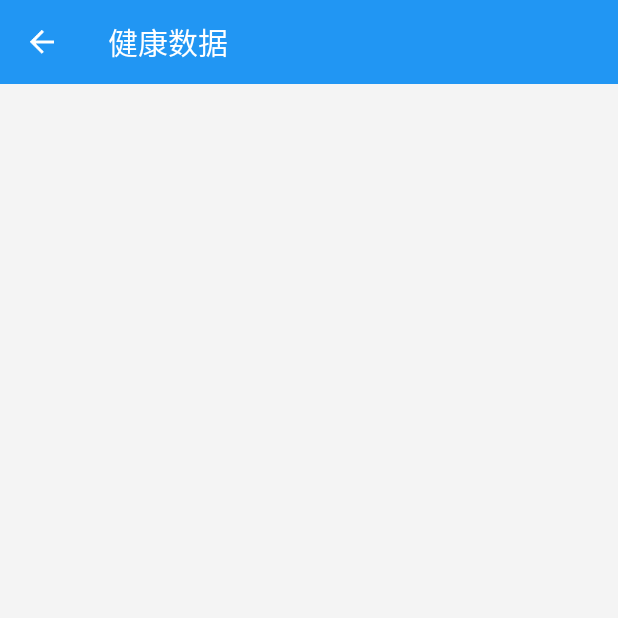
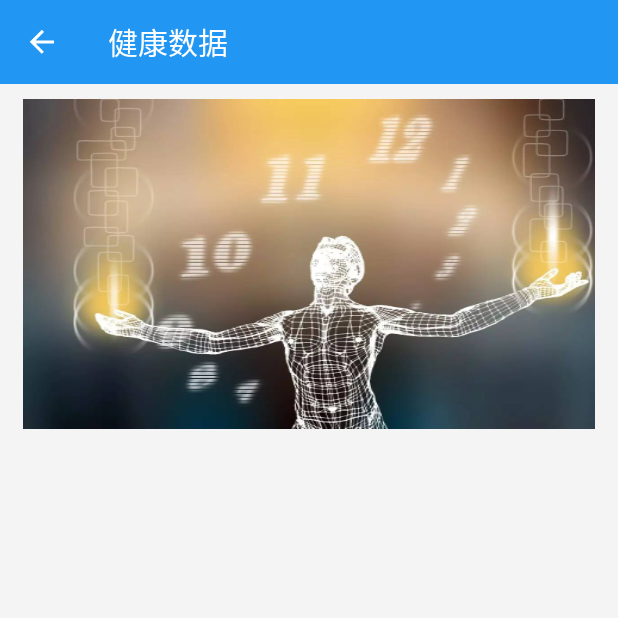
Before and after one commit to huazi2016/mall_app, an Android app: the HealthActivity screen opened directly, with no data from a screen before it, on a phone screen of 412 x 824 dp, the top half of it. Run offline under Robolectric (Android 15) with nearby library versions, the light colour scheme and no system bars; our stand-ins replace ButterKnife, Room's generated code; libraries missing offline, so code that uses them is left out: com.blankj.utilcode, com.chad.library, com.tencent.mmkv; 2 statements that could not run were skipped.

Commit message:
加图片

```diff
--- a/app/src/main/res/layout/activity_health.xml
+++ b/app/src/main/res/layout/activity_health.xml
@@ -2,9 +2,9 @@
 <androidx.constraintlayout.widget.ConstraintLayout xmlns:android="http://schemas.android.com/apk/res/android"
     xmlns:app="http://schemas.android.com/apk/res-auto"
     xmlns:custom="http://schemas.android.com/apk/res-auto"
+    xmlns:tools="http://schemas.android.com/tools"
     android:layout_width="match_parent"
     android:layout_height="match_parent"
-    xmlns:tools="http://schemas.android.com/tools"
     android:background="@color/c_F4F4F4"
     android:focusableInTouchMode="true">
 
@@ -17,13 +17,26 @@
         app:layout_constraintTop_toTopOf="parent"
         app:titleTextColor="@color/always_white_text" />
 
+    <androidx.appcompat.widget.AppCompatImageView
+        android:id="@+id/ivHeadImg"
+        android:layout_width="match_parent"
+        android:layout_height="220dp"
+        android:layout_marginLeft="@dimen/dp15"
+        android:layout_marginTop="@dimen/dp10"
+        android:layout_marginRight="@dimen/dp15"
+        android:scaleType="fitXY"
+        android:src="@drawable/head_icon"
+        app:layout_constraintEnd_toEndOf="parent"
+        app:layout_constraintStart_toStartOf="parent"
+        app:layout_constraintTop_toBottomOf="@+id/register_toolbar" />
+
     <androidx.recyclerview.widget.RecyclerView
         android:id="@+id/rcOrderList"
         android:layout_width="match_parent"
-        app:layout_constraintTop_toBottomOf="@+id/register_toolbar"
         android:layout_height="wrap_content"
-        tools:listitem="@layout/item_plan_list"
-        tools:itemCount="3" />
+        app:layout_constraintTop_toBottomOf="@+id/ivHeadImg"
+        tools:itemCount="3"
+        tools:listitem="@layout/item_health_list" />
 
     <com.mall.demo.custom.loading.LoadingView
         android:id="@+id/loading_view"
@@ -40,10 +53,10 @@
         layout="@layout/network_error"
         android:layout_width="match_parent"
         android:layout_height="0dp"
-        app:layout_constraintTop_toBottomOf="@+id/register_toolbar"
+        android:visibility="gone"
+        app:layout_constraintBottom_toBottomOf="parent"
+        app:layout_constraintEnd_toEndOf="parent"
         app:layout_constraintStart_toStartOf="parent"
-        app:layout_constraintEnd_toEndOf="parent"
-        app:layout_constraintBottom_toBottomOf="parent"
-        android:visibility="gone" />
+        app:layout_constraintTop_toBottomOf="@+id/register_toolbar" />
 
 </androidx.constraintlayout.widget.ConstraintLayout>
```
Also changed, not shown: app/src/main/res/drawable-xxxhdpi/head_icon.jpeg (added).
